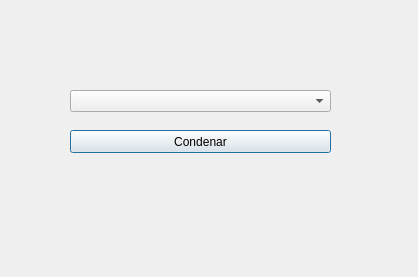
Before: the Qt Designer form ventanacondenar.ui in gaboq98/ArbolDelJuicio, drawn with Qt 5.
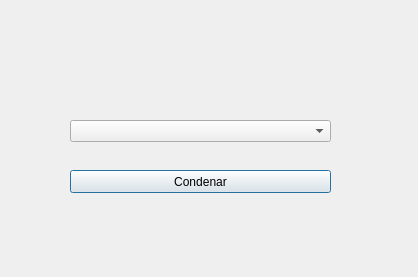
After: the same form once the commit is applied.

```diff
--- a/ventanacondenar.ui
+++ b/ventanacondenar.ui
@@ -13,21 +13,11 @@
   <property name="windowTitle">
    <string>Dialog</string>
   </property>
-  <widget class="QComboBox" name="paises_box">
-   <property name="geometry">
-    <rect>
-     <x>70</x>
-     <y>90</y>
-     <width>261</width>
-     <height>22</height>
-    </rect>
-   </property>
-  </widget>
   <widget class="QPushButton" name="condenar_button">
    <property name="geometry">
     <rect>
      <x>70</x>
-     <y>130</y>
+     <y>170</y>
      <width>261</width>
      <height>23</height>
     </rect>
@@ -36,6 +26,16 @@
     <string>Condenar</string>
    </property>
   </widget>
+  <widget class="QComboBox" name="paises_box">
+   <property name="geometry">
+    <rect>
+     <x>70</x>
+     <y>120</y>
+     <width>261</width>
+     <height>22</height>
+    </rect>
+   </property>
+  </widget>
  </widget>
  <resources/>
  <connections/>
```
